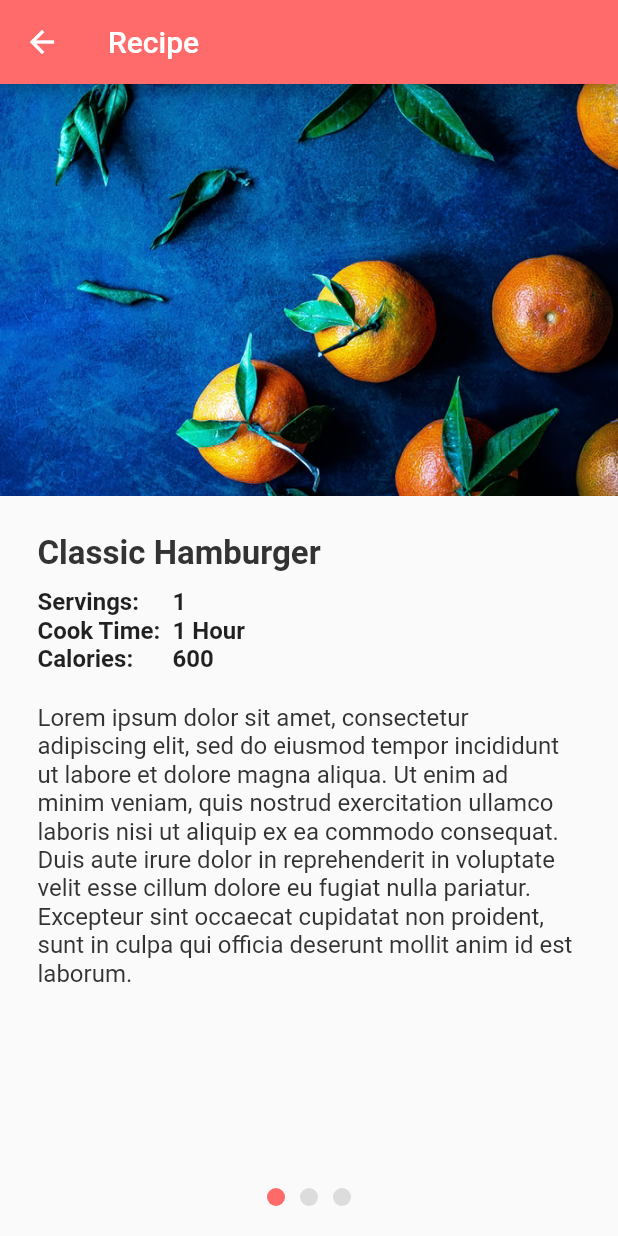
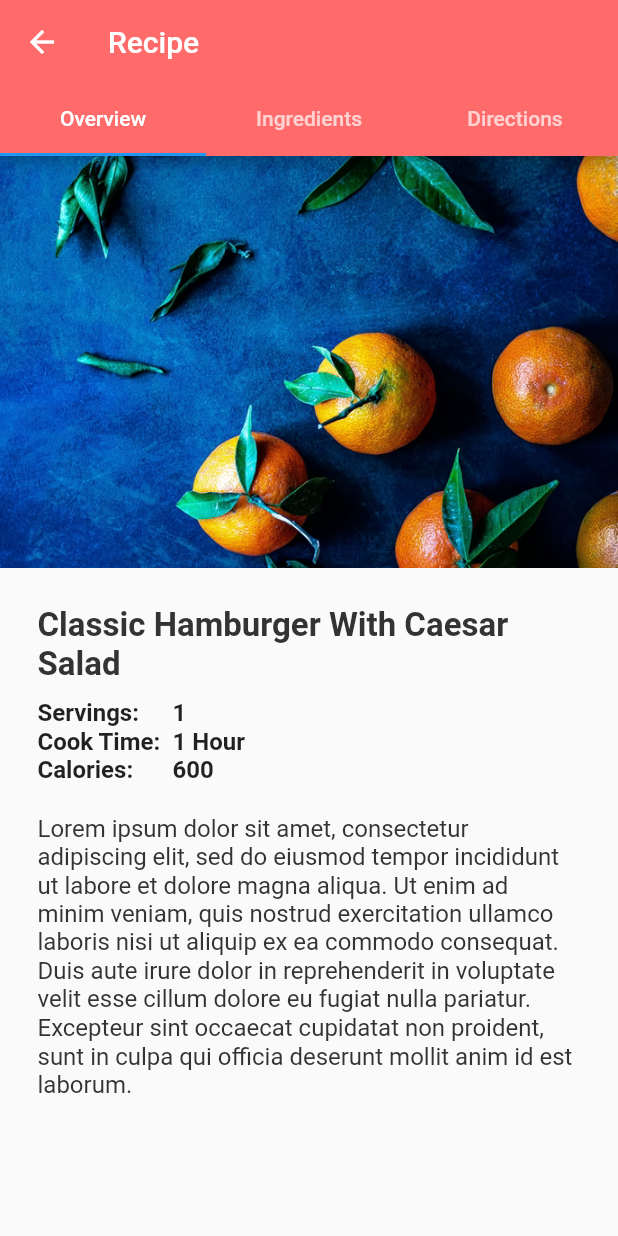
Before and after one commit to Jessica-Trujillo/MealPrep, a Flutter app: the RecipesPage screen opened directly, after a tap on "Classic Hamburger With Caesar Salad", on a phone screen of 412 x 824 dp. Run offline on Flutter 3.47's test engine with Material 2 defaults, Android fonts, the light colour scheme and no system bars; drawn by our look-alikes of page_indicator; our stand-ins replace calendar_timeline, cloud_firestore, firebase_auth, firebase_core, flutter_calendar_carousel, flutter_svg and 1 more; accounts and stored records are empty; network calls fail.

Commit message:
UI fixes and tab bar menu

```diff
--- a/MealPrep/lib/APITestPage.dart
+++ b/MealPrep/lib/APITestPage.dart
@@ -38,6 +38,7 @@ class APITestPage extends StatelessWidget {
   Widget build(BuildContext context) {
     return MaterialApp(
       title: 'Mobile Food APP API TEST',
+      theme: ThemeData(tabBarTheme: TabBarTheme()),
       home: Scaffold(
           appBar: AppBar(
             title: const Text('API TEST'),
--- a/MealPrep/lib/LoginRegistration/LoginPage.dart
+++ b/MealPrep/lib/LoginRegistration/LoginPage.dart
@@ -269,7 +269,7 @@ class LoginPageState extends State<LoginPage> {
                   ),
                   child: Text(
                     "Log in",
-                    style: TextStyle(fontSize: 16, color: Colors.black),
+                    style: TextStyle(fontSize: 16, color: Colors.white),
                   ),
                 ),
               ),
--- a/MealPrep/lib/LoginRegistration/RegistrationPage.dart
+++ b/MealPrep/lib/LoginRegistration/RegistrationPage.dart
@@ -168,7 +168,7 @@ class _RegistrationPageState extends State<RegistrationPage> {
                     primary: buttonColor,
                   ),
                   child: Text('Create Account',
-                      style: TextStyle(fontSize: 16, color: Colors.black))),
+                      style: TextStyle(fontSize: 16, color: Colors.white))),
             ),
           ],
         ),
--- a/MealPrep/lib/Recipes/Recipe.dart
+++ b/MealPrep/lib/Recipes/Recipe.dart
@@ -1,6 +1,5 @@
 import 'package:flutter/material.dart';
 import 'package:foodplanapp/MyColors.dart';
-import 'package:page_indicator/page_indicator.dart';
 
 class Recipe extends StatefulWidget {
   final String recipeTitle;
@@ -64,21 +63,31 @@ class _RecipeState extends State<Recipe> {
 
   @override
   Widget build(BuildContext context) {
-    return Scaffold(
+    return DefaultTabController(
+      length: 3,
+      child: Scaffold(
         appBar: AppBar(
           backgroundColor: MyColors.accentColor,
           title: Text("Recipe"),
+          bottom: TabBar(
+            tabs: [
+              Tab(
+                text: "Overview",
               ),
-        body: PageIndicatorContainer(
-          align: IndicatorAlign.bottom,
-          length: 3,
-          indicatorSpace: 10.0,
-          indicatorColor: Colors.black12,
-          indicatorSelectorColor: MyColors.accentColor,
-          padding: EdgeInsets.only(bottom: 20),
-          child: PageView(children: [
+              Tab(
+                text: "Ingredients",
+              ),
+              Tab(
+                text: "Directions",
+              ),
+            ],
+          ),
+        ),
+        body: TabBarView(
+          children: [
             SingleChildScrollView(
-                child: Column(children: [
+              child: Column(
+                children: [
                   AspectRatio(
                     aspectRatio: 3 / 2,
                     child: Container(
@@ -126,7 +135,8 @@ class _RecipeState extends State<Recipe> {
                           Container(
                               child: Text("1 Hour",
                                   style: TextStyle(
-                                  fontSize: 16, fontWeight: FontWeight.bold)))
+                                      fontSize: 16,
+                                      fontWeight: FontWeight.bold)))
                         ],
                       ),
                       Row(
@@ -141,7 +151,8 @@ class _RecipeState extends State<Recipe> {
                           Container(
                               child: Text("600",
                                   style: TextStyle(
-                                  fontSize: 16, fontWeight: FontWeight.bold)))
+                                      fontSize: 16,
+                                      fontWeight: FontWeight.bold)))
                         ],
                       ),
                       Container(
@@ -152,7 +163,9 @@ class _RecipeState extends State<Recipe> {
                           ))
                     ]),
                   )
-            ])),
+                ],
+              ),
+            ),
             SingleChildScrollView(
               child: Container(
                 alignment: Alignment.bottomLeft,
@@ -180,7 +193,8 @@ class _RecipeState extends State<Recipe> {
                 ),
               ),
             ),
-            Container(
+            SingleChildScrollView(
+              child: Container(
                 alignment: Alignment.bottomLeft,
                 margin: EdgeInsets.fromLTRB(25, 15, 25, 15),
                 child: Column(
@@ -197,8 +211,12 @@ class _RecipeState extends State<Recipe> {
                     buildDirection(
                         "Spread mayonnaise and ketchup on bun bottoms. Add lettuce, tomato, burger, onion, and salt and pepper to taste. Set bun tops in place.")
                   ],
-                ))
-          ]),
-        ));
+                ),
+              ),
+            ),
+          ],
+        ),
+      ),
+    );
   }
 }
--- a/MealPrep/lib/Recipes/RecipesPage.dart
+++ b/MealPrep/lib/Recipes/RecipesPage.dart
@@ -29,7 +29,7 @@ class _RecipesPageState extends State<RecipesPage> {
           borderRadius: BorderRadius.circular(10), color: MyColors.lightGrey),
       child: new InkWell(
         onTap: () {
-          var page = Recipe(recipeTitle: "Classic Hamburger");
+          var page = Recipe(recipeTitle: "Classic Hamburger With Caesar Salad");
           Navigator.push(
             context,
             MaterialPageRoute(builder: (context) => page),
@@ -89,25 +89,35 @@ class _RecipesPageState extends State<RecipesPage> {
                 child: Image.asset("images/backgroundImage.png"),
               ),
             )),
-        Container(
+        Expanded(
+          child: Container(
               margin: EdgeInsets.fromLTRB(15, 0, 0, 0),
               child: Column(
                 crossAxisAlignment: CrossAxisAlignment.start,
                 children: [
-                FittedBox(
+                  Container(
                       child: Text(mealTitle,
+                          overflow: TextOverflow.ellipsis,
                           style: TextStyle(
                               fontSize: 16,
                               fontWeight: FontWeight.bold,
                               color: Color(0xff333333)))),
                   FittedBox(
-                    child:
-                        Text(calories + " Calories", style: MyStyles.bodyText)),
-                Divider(color: Colors.black, thickness: 3),
-                Text(ingredient1, style: MyStyles.bodyText),
-                Text(ingredient2, style: MyStyles.bodyText)
+                      child: Text(calories + " Calories",
+                          overflow: TextOverflow.ellipsis,
+                          style: MyStyles.bodyText)),
+                  Container(
+                    margin: EdgeInsets.only(right: 10),
+                    child: Divider(color: Colors.grey, thickness: 1),
+                  ),
+                  Text(ingredient1,
+                      overflow: TextOverflow.ellipsis,
+                      style: MyStyles.bodyText),
+                  Text(ingredient2,
+                      overflow: TextOverflow.ellipsis, style: MyStyles.bodyText)
                 ],
-            ))
+              )),
+        )
       ])),
     );
   }
```
Also changed, not shown: MealPrep/lib/Calendar/CalendarDay.dart (+35 -15 lines), MealPrep/lib/Home/HomePage.dart (+38 -10 lines). Lines whose indentation alone changed are shown as unchanged.
